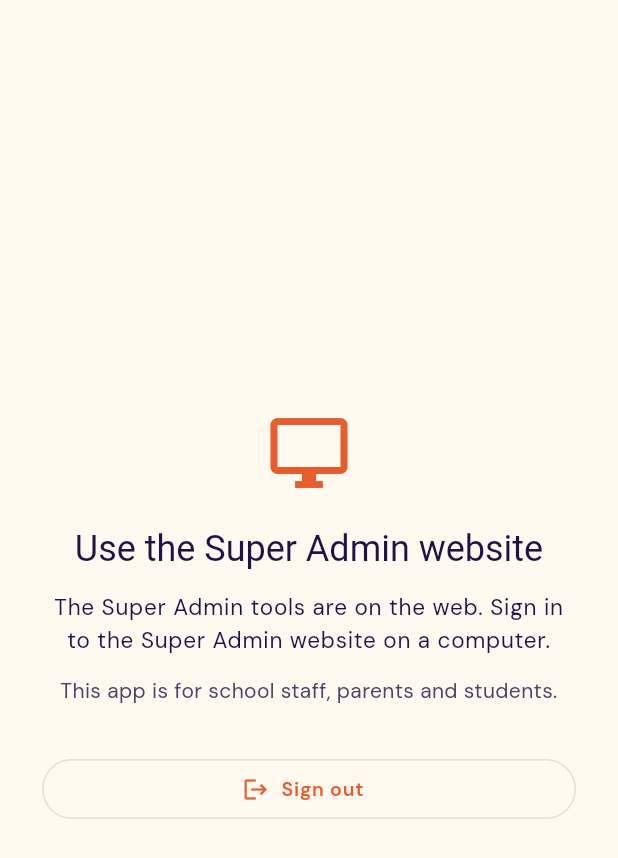
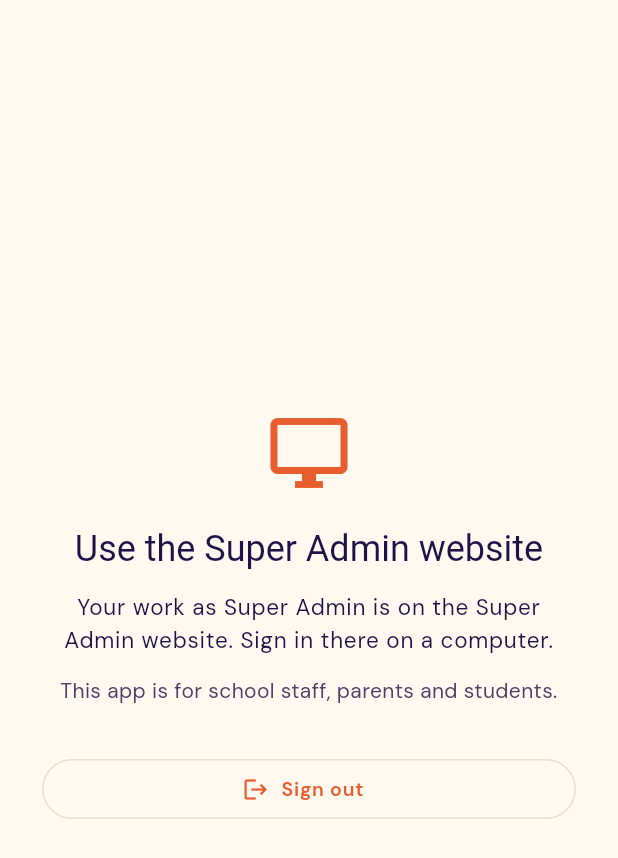
Before and after one commit to jaikalkitechnology/school_erp, a Flutter app: the WebOnlyPage screen opened directly, on a phone screen of 412 x 824 dp. Shown: the top 858 px of the screen. Run offline on Flutter 3.47's test engine with Material 3 defaults, Android fonts, the phone set to English and light mode, and no system bars; our stand-ins replace dio, file_picker, firebase_core, firebase_messaging, fl_chart, flutter_bloc and 11 more; missing offline and left inert: flutter_background_service; accounts and stored records are empty; project files that could hold a hidden picture were left out.

Commit message:
App: receptionist, visitor desk and area supervisor use the website
These front-office roles work only on the school admin website (their
dashboard there: visitor logs, admissions, notice board, reports...).
The app showed them the generic staff screens; it now shows a 'Use the
school admin website' screen with Sign out, like the super admin. A
login that also has an app role (parent, accountant, ...) still gets
that role's screens.

Co-Authored-By: Claude Opus 5.5 <noreply@anthropic.com>
Claude-Session: https://claude.ai/code/session_01YDu3DjfxwXUbUkj9cj87Jq

```diff
--- a/school_erp_mobile/jaikalki/lib/src/features/shell/web_only_page.dart
+++ b/school_erp_mobile/jaikalki/lib/src/features/shell/web_only_page.dart
@@ -5,12 +5,18 @@ import 'package:go_router/go_router.dart';
 import '../../core/auth_cubit.dart';
 import '../../theme/brand.dart';
 
-/// For logins whose work is only on a website (the platform super admin):
-/// says where to go instead of showing school screens that would all fail.
+/// For logins whose work is only on a website — the platform super admin,
+/// and front-office roles (receptionist, visitor desk, area supervisor)
+/// whose dashboard is the school admin website: says where to go instead
+/// of showing app screens that aren't meant for them.
 class WebOnlyPage extends StatelessWidget {
-  const WebOnlyPage({super.key, required this.roleName});
+  const WebOnlyPage({super.key, required this.roleName, required this.websiteName});
 
+  /// eg. "Receptionist".
   final String roleName;
+
+  /// eg. "school admin" / "Super Admin".
+  final String websiteName;
 
   @override
   Widget build(BuildContext context) {
@@ -30,10 +36,10 @@ class WebOnlyPage extends StatelessWidget {
               children: [
                 const Icon(Icons.desktop_windows_outlined, size: 56, color: JaikalkiBrand.saffron),
                 const SizedBox(height: 20),
-                Text('Use the $roleName website', style: t.headlineSmall, textAlign: TextAlign.center),
+                Text('Use the $websiteName website', style: t.headlineSmall, textAlign: TextAlign.center),
                 const SizedBox(height: 12),
                 Text(
-                  'The $roleName tools are on the web. Sign in to the $roleName website on a computer.',
+                  'Your work as $roleName is on the $websiteName website. Sign in there on a computer.',
                   style: t.bodyLarge,
                   textAlign: TextAlign.center,
                 ),
--- a/school_erp_mobile/jaikalki/lib/src/features/staff/staff_shell.dart
+++ b/school_erp_mobile/jaikalki/lib/src/features/staff/staff_shell.dart
@@ -19,7 +19,7 @@ import '../teacher/teacher_calendar_page.dart';
 import 'work_pages.dart';
 
 /// Shell for non-teaching staff (accountant, librarian, hostel warden,
-/// office staff, receptionist, visitor desk, supervisor, ...): the
+/// office staff, ...): the
 /// self-service every staff member needs (notices, messages, leave,
 /// calendar, payslips), plus a work tab for roles that have one —
 /// Fees for accountants, Library for librarians, Hostel for wardens.
--- a/school_erp_mobile/jaikalki/lib/src/models/user_role.dart
+++ b/school_erp_mobile/jaikalki/lib/src/models/user_role.dart
@@ -63,6 +63,7 @@ String roleLabelFor(String code) {
     'office_admin': 'Office Admin',
     'bus_staff': 'Bus Staff',
     'visitor_desk': 'Visitor Desk',
+    'supervisor': 'Area Supervisor',
     'hod': 'HOD',
   };
   final known = extra[code];
```
Also changed, not shown: school_erp_mobile/jaikalki/lib/src/features/shell/role_home.dart (+14 -1 lines).
